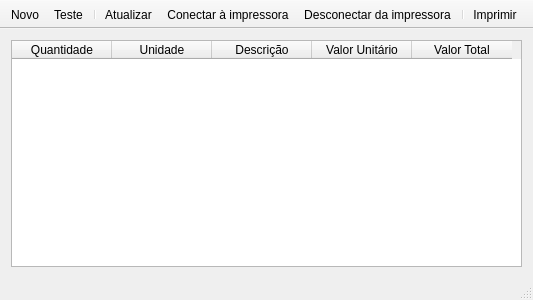
Before: the Qt Designer form mainwindow.ui in leidensj/BKVale, drawn with Qt 5.
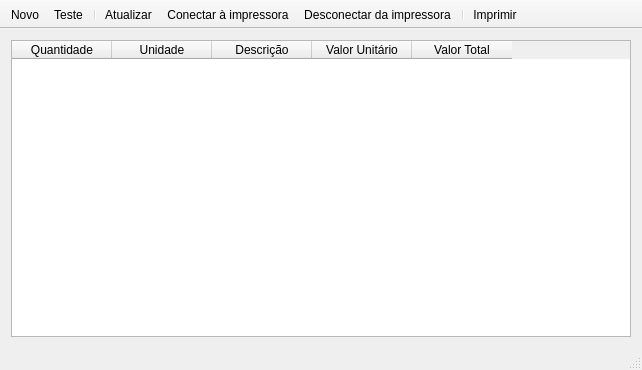
After: the same form once the commit is applied. Icons and pictures are not drawn.

Diff of the .ui file:
```diff
--- a/mainwindow.ui
+++ b/mainwindow.ui
@@ -6,8 +6,8 @@
    <rect>
     <x>0</x>
     <y>0</y>
-    <width>533</width>
-    <height>300</height>
+    <width>642</width>
+    <height>370</height>
    </rect>
   </property>
   <property name="windowTitle">
@@ -39,8 +39,11 @@
       <attribute name="horizontalHeaderMinimumSectionSize">
        <number>100</number>
       </attribute>
+      <attribute name="verticalHeaderVisible">
+       <bool>false</bool>
+      </attribute>
       <attribute name="verticalHeaderDefaultSectionSize">
-       <number>40</number>
+       <number>20</number>
       </attribute>
       <attribute name="verticalHeaderHighlightSections">
        <bool>false</bool>
```
